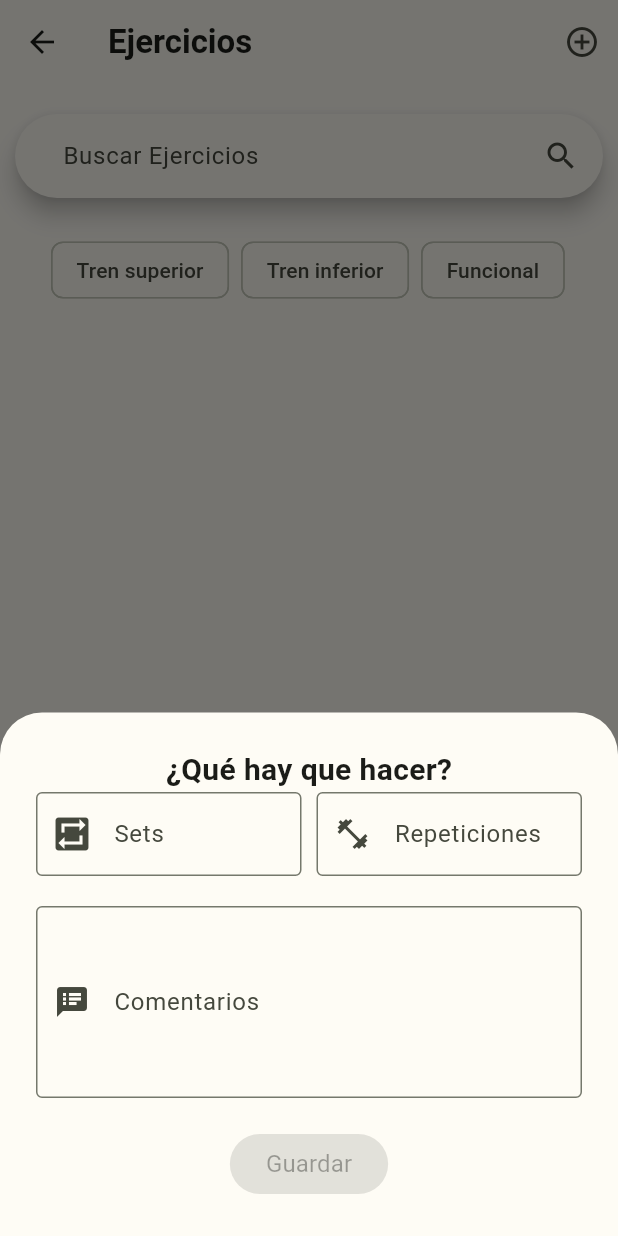
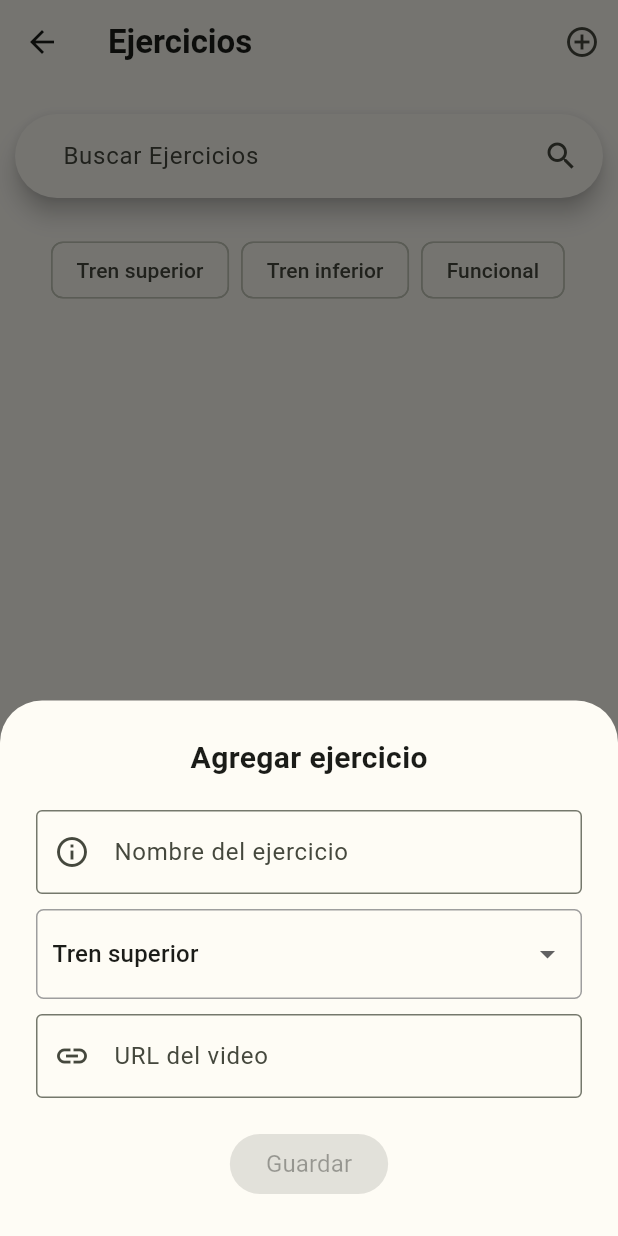
Before and after one commit to GymTecProject/gym-tec-app, a Flutter app: the ManageExercisesPage screen opened directly, after a tap on the "add circle outline" icon, on a phone screen of 412 x 824 dp. Run offline on Flutter 3.47's test engine with Material 2 defaults, Android fonts, the phone set to English and light mode, and no system bars; our stand-ins replace cloud_firestore, firebase_auth, firebase_core, flutter_svg, go_router, pinput and 1 more; accounts and stored records are empty.

Commit message:
Modify exercises done
waiting to implement db calls

```diff
--- a/lib/pages/trainer/exercises/manage_exercises.dart
+++ b/lib/pages/trainer/exercises/manage_exercises.dart
@@ -8,6 +8,7 @@ import 'package:gym_tec/components/ui/separators/item_separator.dart';
 import 'package:gym_tec/interfaces/database_interface.dart';
 import 'package:gym_tec/models/excercises/exercise.dart';
 import 'package:gym_tec/models/routines/routine_exercise.dart';
+import 'package:gym_tec/pages/user/routines/exercise_data.dart';
 import 'package:gym_tec/services/dependency_manager.dart';
 
 class ManageExercisesPage extends StatefulWidget {
@@ -21,9 +22,10 @@ class ManageExercisesPage extends StatefulWidget {
 class _ManageExercisesPage extends State<ManageExercisesPage> {
   final DatabaseInterface dbService = DependencyManager.databaseService;
   final GlobalKey<FormState> _formKey = GlobalKey<FormState>();
-  final TextEditingController _repsController = TextEditingController();
-  final TextEditingController _setsController = TextEditingController();
-  final TextEditingController _commentsController = TextEditingController();
+  final TextEditingController _modifyNameController = TextEditingController();
+  final TextEditingController _modifyUrlController = TextEditingController();
+  final TextEditingController _nameController = TextEditingController();
+  final TextEditingController _urlController = TextEditingController();
 
   int? _value;
   String actEntry = '';
@@ -31,15 +33,18 @@ class _ManageExercisesPage extends State<ManageExercisesPage> {
   List<Exercise> _allExercises = [];
   List<Exercise> _foundExcercises = [];
 
-  RoutineExercise? _selectedExercise;
+  //RoutineExercise? _selectedExercise;
+  Exercise? _selectedExercise;
 
-  final List<String> _categories = [
+  final List<String> items = [
     'Tren superior',
     'Tren inferior',
     'Funcional',
     'Cardio',
     'Core'
   ];
+
+  String? selectedItem = 'Tren superior';
 
   void _getAllExercises() async {
     try {
@@ -59,19 +64,6 @@ class _ManageExercisesPage extends State<ManageExercisesPage> {
   void initState() {
     _foundExcercises = _allExercises;
     super.initState();
-    // _setsController.text =
-    //     widget.exercise.series != 0 ? widget.exercise.series.toString() : "";
-    // _repsController.text =
-    //     widget.exercise.repetitions != 0 ? widget.exercise.repetitions.toString() : "";
-    // _commentsController.text = widget.exercise.comment;
-
-    _selectedExercise = RoutineExercise(
-        name: "",
-        url: "",
-        category: "",
-        comment: "",
-        series: 0,
-        repetitions: 0);
 
     _getAllExercises();
   }
@@ -84,7 +76,7 @@ class _ManageExercisesPage extends State<ManageExercisesPage> {
           .where((item) =>
               item.category
                   .toLowerCase()
-                  .contains(_categories[value].toLowerCase()) &&
+                  .contains(items[value].toLowerCase()) &&
               item.name.toLowerCase().contains(entered.toLowerCase()))
           .toList();
     } else {
@@ -105,118 +97,127 @@ class _ManageExercisesPage extends State<ManageExercisesPage> {
 
   // fix name not changing in workout on save
 
-  void _saveExercise() {
-    if (_formKey.currentState!.validate() && _selectedExercise != null) {
-      _selectedExercise!.comment = _commentsController.text;
-      _selectedExercise!.series = int.parse(_setsController.text);
-      _selectedExercise!.repetitions = int.parse(_repsController.text);
+  void _saveExercise(int index) {
+
+    setState(() {
+
+    });
+  }
+
+  void _createExercise() async {
+    final Exercise exercise = Exercise(
+      name: _nameController.text,
+      category: selectedItem!,
+      url: _urlController.text,
+    );
+
+    //function to create exercise
+
+    _nameController.clear();
+    _urlController.clear();
+    setState(() {
+      selectedItem = 'Tren superior';
+    });
 
      Navigator.pop(context);
-      Navigator.pop(context, _selectedExercise);
-    }
   }
 
-  void showBottomSheetAddExercise(){
+  void showBottomSheetAddExercise() {
+  String? localSelectedItem = selectedItem;
+
   showModalBottomSheet<void>(
     isScrollControlled: true,
     context: context,
     builder: (BuildContext context) {
+      return StatefulBuilder(
+        builder: (BuildContext context, StateSetter setModalState) {
           return Padding(
-          padding:
-              MediaQuery.of(context).viewInsets,
+            padding: MediaQuery.of(context).viewInsets,
             child: SingleChildScrollView(
               child: Form(
                 key: _formKey,
                 child: Container(
-                padding:
-                    const EdgeInsets.all(24.0),
+                  padding: const EdgeInsets.all(24.0),
                   child: Column(
-                  mainAxisAlignment:
-                      MainAxisAlignment.center,
+                    mainAxisAlignment: MainAxisAlignment.center,
                     mainAxisSize: MainAxisSize.min,
                     children: <Widget>[
-
-                    Text(
-                        '¿Qué hay que hacer?',
+                      const Text(
+                        'Agregar ejercicio',
                         style: TextStyle(
-                        fontWeight:
-                          FontWeight.bold,
+                          fontWeight: FontWeight.bold,
                           fontSize: 20,
                         ),
                       ),
-                    Row(
-                      children: [
+                      const ContextSeparator(),
                       Flexible(
                         child: TextFormField(
-                            controller:
-                                _setsController,
-                            keyboardType:
-                              TextInputType.number,
-                            inputFormatters: <TextInputFormatter>[
-                              FilteringTextInputFormatter.digitsOnly
-                            ],
-                            decoration:
-                                const InputDecoration(
-                              prefixIcon: Icon(
-                                  Icons
-                                      .repeat_on),
-                              labelText: 'Sets',
-                              hintText: 'Ej: 3',
-                              border:
-                                  OutlineInputBorder(),
+                          controller: _nameController,
+                          decoration: const InputDecoration(
+                            prefixIcon: Icon(Icons.info_outline),
+                            labelText: 'Nombre del ejercicio',
+                            border: OutlineInputBorder(),
+                          ),
+                        ),
+                      ),
+                      const ItemSeparator(),
+                     Container(
+                        padding: EdgeInsets.symmetric(horizontal: 10, vertical: 5),
+                        decoration: BoxDecoration(
+                          border: Border.all(color: Colors.grey),
+                          borderRadius: BorderRadius.circular(5),
+                        ),
+                        child: DropdownButtonHideUnderline(
+                          child: DropdownButton<String>(
+                            isExpanded: true,
+                            value: localSelectedItem,
+                            icon: const Icon(Icons.arrow_drop_down),
+                            iconSize: 24,
+                            elevation: 16,
+                            onChanged: (String? newValue) {
+                              setModalState(() {
+                                localSelectedItem = newValue;
+                              });
+                              setState(() {
+                                selectedItem = newValue;
+                              });
+                            },
+                            items: items.map<DropdownMenuItem<String>>(
+                              (String value) {
+                                return DropdownMenuItem<String>(
+                                  value: value,
+                                  child: Text(value),
+                                );
+                              },
+                            ).toList(),
                           ),
                         ),
                       ),
                       const ItemSeparator(),
                       Flexible(
                         child: TextFormField(
-                            controller:
-                                _repsController,
-                            keyboardType:
-                              TextInputType.number,
-                            inputFormatters: <TextInputFormatter>[
-                              FilteringTextInputFormatter.digitsOnly
-                            ],
-                            decoration:
-                                const InputDecoration(
-                              prefixIcon: Icon(Icons
-                                  .fitness_center),
-                              labelText:
-                                  'Repeticiones',
-                              hintText: 'Ej: 12',
-                              border:
-                                  OutlineInputBorder(),
+                          controller: _urlController,
+                          decoration: const InputDecoration(
+                            prefixIcon: Icon(Icons.link),
+                            labelText: 'URL del video',
+
+                            border: OutlineInputBorder(),
                           ),
-                          ),
-                        ),
-                      ],
-                    ),
-                    const ContextSeparator(),
-                    TextFormField(
-                      controller:
-                          _commentsController,
-                      maxLines:
-                          4, // Establece el número de líneas que desees
-                      decoration:
-                          const InputDecoration(
-                        prefixIcon: Icon(
-                            Icons.speaker_notes),
-                        labelText: 'Comentarios',
-                        border:
-                            OutlineInputBorder(),
                         ),
                       ),
                       const ContextSeparator(),
                       ActionBtn(
                         title: "Guardar",
-                        disabled: _setsController.text.isEmpty ||
-                            _repsController.text.isEmpty,
-                        onPressed: _saveExercise),
+                        disabled: _nameController.text.isEmpty || _urlController.text.isEmpty,
+                        onPressed: _createExercise,
+                      ),
                     ],
                   ),
                 ),
               ),
             ),
+          );
+        },
       );
     },
   );
@@ -281,11 +282,11 @@ class _ManageExercisesPage extends State<ManageExercisesPage> {
                       child: Row(
                         mainAxisAlignment: MainAxisAlignment.center,
                         children: [
-                          for (int i = 0; i < _categories.length; i++)
+                          for (int i = 0; i < items.length; i++)
                             Padding(
                               padding: const EdgeInsets.all(4.0),
                               child: ChoiceChip(
-                                label: Text(_categories[i]),
+                                label: Text(items[i]),
                                 selected: _value == i,
                                 onSelected: (bool selected) {
                                   setState(() {
@@ -308,104 +309,102 @@ class _ManageExercisesPage extends State<ManageExercisesPage> {
                                 subtitle: _foundExcercises[index].category,
                                 onPressed: () {
                                   setState(() {
-                                    _selectedExercise!.name =
-                                        _foundExcercises[index].name;
-                                    _selectedExercise!.url =
-                                        _foundExcercises[index].url;
-                                    _selectedExercise!.category =
-                                        _foundExcercises[index].category;
+                                    _modifyNameController.text = _foundExcercises[index].name;
+                                    _modifyUrlController.text = _foundExcercises[index].url;
+                                    selectedItem = _foundExcercises[index].category;
                                   });
                                   showModalBottomSheet<void>(
                                     isScrollControlled: true,
                                     context: context,
                                     builder: (BuildContext context) {
+                                      return StatefulBuilder(
+                                        builder: (BuildContext context, StateSetter setModalState) {
                                           return Padding(
-                                        padding:
-                                            MediaQuery.of(context).viewInsets,
+                                            padding: MediaQuery.of(context).viewInsets,
                                             child: SingleChildScrollView(
                                               child: Form(
                                                 key: _formKey,
                                                 child: Container(
-                                              padding:
-                                                  const EdgeInsets.all(24.0),
+                                                  padding: const EdgeInsets.all(24.0),
                                                   child: Column(
-                                                mainAxisAlignment:
-                                                    MainAxisAlignment.center,
+                                                    mainAxisAlignment: MainAxisAlignment.center,
                                                     mainAxisSize: MainAxisSize.min,
                                                     children: <Widget>[
-                                                  Row(
-                                                    children: [
+                                                      const Text(
+                                                        'Agregar ejercicio',
+                                                        style: TextStyle(
+                                                          fontWeight: FontWeight.bold,
+                                                          fontSize: 20,
+                                                        ),
+                                                      ),
+                                                      const ContextSeparator(),
                                                       Flexible(
                                                         child: TextFormField(
-                                                          controller:
-                                                              _setsController,
-                                                          keyboardType:
-                                                            TextInputType.number,
-                                                          inputFormatters: <TextInputFormatter>[
-                                                            FilteringTextInputFormatter.digitsOnly
-                                                          ],
-                                                          decoration:
-                                                              const InputDecoration(
-                                                            prefixIcon: Icon(
-                                                                Icons
-                                                                    .repeat_on),
-                                                            labelText: 'Sets',
-                                                            hintText: 'Ej: 3',
-                                                            border:
-                                                                OutlineInputBorder(),
+                                                          controller: _modifyNameController,
+                                                          decoration: const InputDecoration(
+                                                            prefixIcon: Icon(Icons.info_outline),
+                                                            labelText: 'Nombre del ejercicio',
+                                                            border: OutlineInputBorder(),
+                                                          ),
+                                                        ),
+                                                      ),
+                                                      const ItemSeparator(),
+                                                    Container(
+                                                        padding: EdgeInsets.symmetric(horizontal: 10, vertical: 5),
+                                                        decoration: BoxDecoration(
+                                                          border: Border.all(color: Colors.grey),
+                                                          borderRadius: BorderRadius.circular(5),
+                                                        ),
+                                                        child: DropdownButtonHideUnderline(
+                                                          child: DropdownButton<String>(
+                                                            isExpanded: true,
+                                                            value: selectedItem,
+                                                            icon: const Icon(Icons.arrow_drop_down),
+                                                            iconSize: 24,
+                                                            elevation: 16,
+                                                            onChanged: (String? newValue) {
+                                                              setModalState(() {
+                                                                selectedItem = newValue;
+                                                              });
+                                                              setState(() {
+                                                                selectedItem = newValue;
+                                                              });
+                                                            },
+                                                            items: items.map<DropdownMenuItem<String>>(
+                                                              (String value) {
+                                                                return DropdownMenuItem<String>(
+                                                                  value: value,
+                                                                  child: Text(value),
+                                                                );
+                                                              },
+                                                            ).toList(),
                                                           ),
                                                         ),
                                                       ),
                                                       const ItemSeparator(),
                                                       Flexible(
                                                         child: TextFormField(
-                                                          controller:
-                                                              _repsController,
-                                                          keyboardType:
-                                                            TextInputType.number,
-                                                          inputFormatters: <TextInputFormatter>[
-                                                            FilteringTextInputFormatter.digitsOnly
-                                                          ],
-                                                          decoration:
-                                                              const InputDecoration(
-                                                            prefixIcon: Icon(Icons
-                                                                .fitness_center),
-                                                            labelText:
-                                                                'Repeticiones',
-                                                            hintText: 'Ej: 12',
-                                                            border:
-                                                                OutlineInputBorder(),
+                                                          controller: _modifyUrlController,
+                                                          decoration: const InputDecoration(
+                                                            prefixIcon: Icon(Icons.link),
+                                                            labelText: 'URL del video',
+                                                            border: OutlineInputBorder(),
                                                           ),
-                                                        ),
-                                                      ),
-                                                    ],
-                                                  ),
-                                                  const ContextSeparator(),
-                                                  TextFormField(
-                                                    controller:
-                                                        _commentsController,
-                                                    maxLines:
-                                                        4, // Establece el número de líneas que desees
-                                                    decoration:
-                                                        const InputDecoration(
-                                                      prefixIcon: Icon(
-                                                          Icons.speaker_notes),
-                                                      labelText: 'Comentarios',
-                                                      border:
-                                                          OutlineInputBorder(),
                                                         ),
                                                       ),
                                                       const ContextSeparator(),
                                                       ActionBtn(
                                                         title: "Guardar",
-                                                      disabled: _setsController.text.isEmpty ||
-                                                          _repsController.text.isEmpty,
-                                                      onPressed: _saveExercise),
+                                                        disabled: _nameController.text.isEmpty || _urlController.text.isEmpty,
+                                                        onPressed: _createExercise,
+                                                      ),
                                                     ],
                                                   ),
                                                 ),
                                               ),
                                             ),
+                                          );
+                                        },
                                       );
                                     },
                                   );
```
Lines whose indentation alone changed are shown as unchanged.
